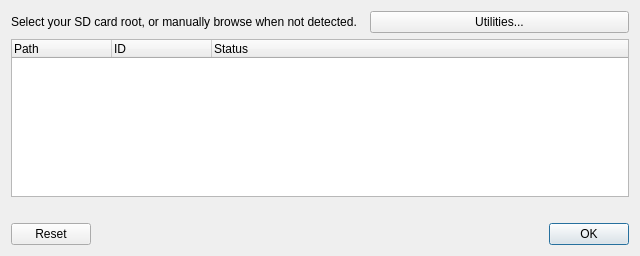
This is src/frontend/main.ui in zhaowenlan1779/threeSD as Qt 5 draws it before an edit. The edited form follows.
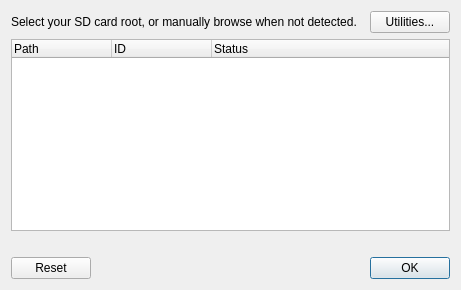
This is the edited form.

The edit to the form file:
```diff
--- a/src/frontend/main.ui
+++ b/src/frontend/main.ui
@@ -2,14 +2,6 @@
 <ui version="4.0">
  <class>MainDialog</class>
  <widget class="QDialog" name="MainDialog">
-  <property name="geometry">
-   <rect>
-    <x>0</x>
-    <y>0</y>
-    <width>640</width>
-    <height>256</height>
-   </rect>
-  </property>
   <property name="windowTitle">
    <string>threeSD</string>
   </property>
```
